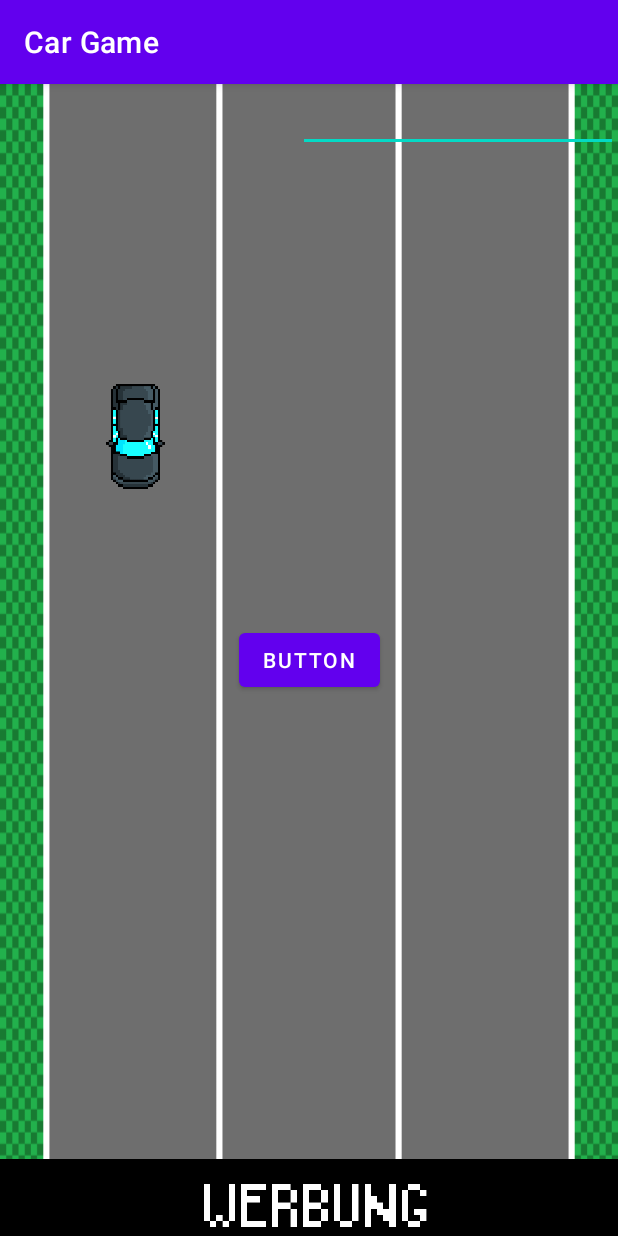
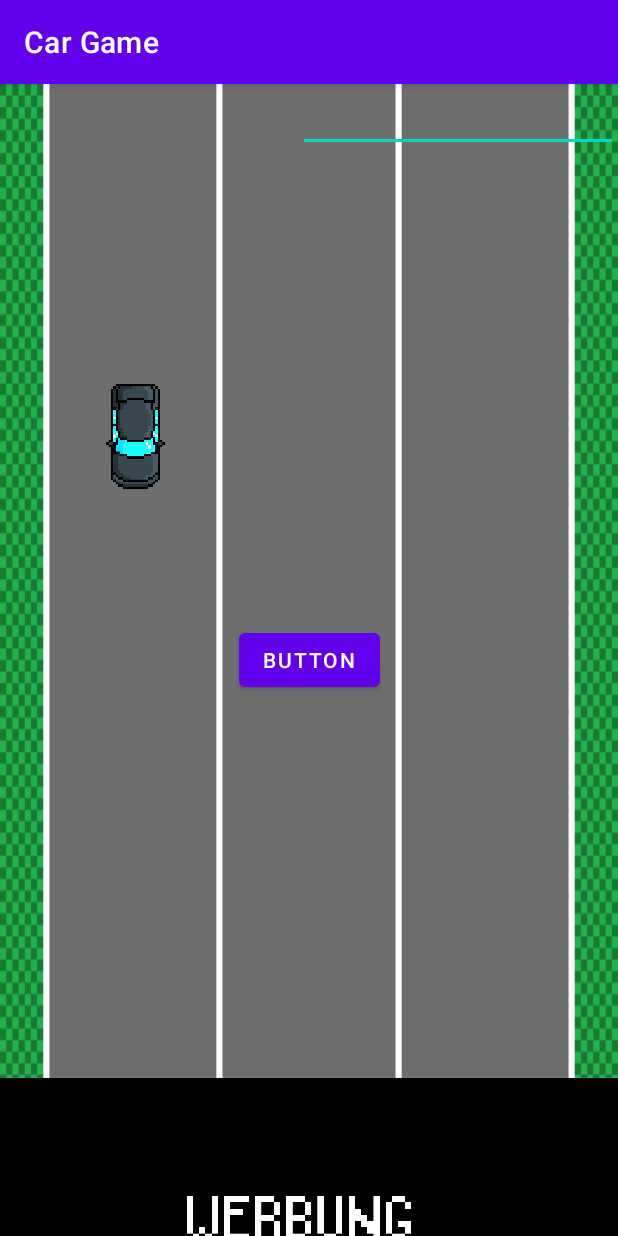
Before and after one commit to JoJoCheck/Java-Android-App, an Android app: the screen it shows after launch (MainActivity), on a phone screen of 412 x 824 dp. Run offline under Robolectric (Android 15) with nearby library versions, the phone set to English and light mode, and no system bars.

Commit message:
banner numero 100

```diff
--- a/app/src/main/res/layout/activity_main.xml
+++ b/app/src/main/res/layout/activity_main.xml
@@ -11,13 +11,13 @@
     <ImageView
         android:id="@+id/banner"
         android:layout_width="wrap_content"
-        android:layout_height="70dp"
-        android:layout_marginBottom="-10dp"
+        android:layout_height="150dp"
+        android:layout_marginBottom="-40dp"
         app:layout_constraintBottom_toBottomOf="parent"
         app:layout_constraintEnd_toEndOf="parent"
         app:layout_constraintHorizontal_bias="0.0"
         app:layout_constraintStart_toStartOf="parent"
-        app:srcCompat="@drawable/bannerv3" />
+        app:srcCompat="@drawable/bannerv7" />
 
     <ImageView
         android:id="@+id/original_car"
@@ -45,7 +45,7 @@
         android:layout_width="wrap_content"
         android:layout_height="wrap_content"
         android:layout_marginEnd="40dp"
-        android:layout_marginBottom="120dp"
+        android:layout_marginBottom="40dp"
         android:layout_weight="1"
         android:text="right"
         android:visibility="gone"
@@ -57,7 +57,7 @@
         android:layout_width="wrap_content"
         android:layout_height="wrap_content"
         android:layout_marginStart="40dp"
-        android:layout_marginBottom="120dp"
+        android:layout_marginBottom="40dp"
         android:layout_weight="1"
         android:text="left"
         android:visibility="gone"
```
Also changed, not shown: app/src/main/res/drawable/bannerv7.png (added).
